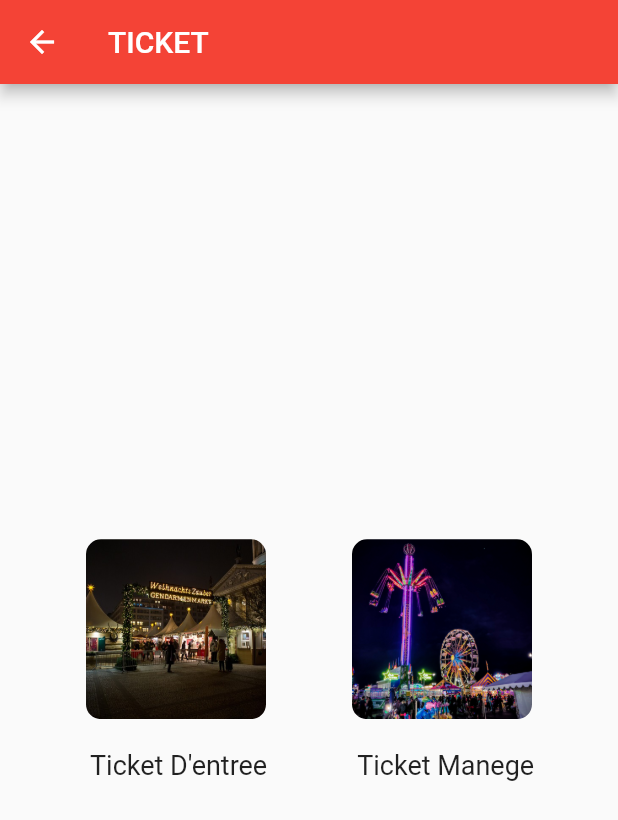
After one commit to Pokemfeze/mdn, a Flutter app: the Choix screen opened directly, on a phone screen of 412 x 824 dp. The commit adds this screen. Shown: the top 820 px of the screen. Run offline on Flutter 3.47's test engine with Material 2 defaults, Android fonts, the phone set to English and light mode, and no system bars; our stand-ins replace cloud_firestore, curved_navigation_bar, firebase_auth, firebase_core, qr_flutter; missing offline and left inert: qr_code_scanner, ticket_widget; accounts and stored records are empty.

Commit message:
grande avance et decouverte dans le project

```diff
--- a/marcheedeNoel/lib/main.dart
+++ b/marcheedeNoel/lib/main.dart
@@ -1,6 +1,8 @@
 import 'package:firebase_core/firebase_core.dart';
 import 'package:flutter/material.dart';
+import 'package:marcheedenoel/screen/choixticket_screen.dart';
 import 'package:marcheedenoel/screen/home_screen.dart';
+import 'package:marcheedenoel/screen/listqrcode.dart';
 import 'package:marcheedenoel/screen/payscreen.dart';
 import 'package:marcheedenoel/screen/qrscanner_screen.dart';
 import 'package:marcheedenoel/screen/signup_screen.dart';
--- /dev/null
+++ b/marcheedeNoel/lib/model/ListDataModel.dart
@@ -0,0 +1,5 @@
+class ListDataModel{
+  final String name,ImageUrl,desc;
+
+  ListDataModel(this.name, this.ImageUrl, this.desc);
+}
--- /dev/null
+++ b/marcheedeNoel/lib/screen/choixsave_screen.dart
@@ -0,0 +1,96 @@
+ import 'package:flutter/material.dart';
+import 'package:marcheedenoel/screen/listqrcode.dart';
+
+class Choix extends StatefulWidget {
+   const Choix({super.key});
+
+   @override
+   State<Choix> createState() => _ChoixState();
+ }
+
+ class _ChoixState extends State<Choix> {
+
+
+   @override
+   Widget build(BuildContext context) {
+     return Scaffold(
+       appBar: AppBar(
+         title: const Text(
+           'TICKET',
+           style: TextStyle(color: Colors.white),
+         ),
+         leading: IconButton(
+           icon: Icon(Icons.arrow_back),
+           onPressed: () {
+             Navigator.pop(context);
+           },
+         ),
+       ),
+       body: Center(
+         child: Column(
+           mainAxisAlignment: MainAxisAlignment.center,
+           children: [
+             Row(
+               mainAxisAlignment: MainAxisAlignment.spaceEvenly,
+               children: [
+                 InkWell(
+                   onTap: () {
+                     Navigator.push(context, MaterialPageRoute(builder: (context) => const ListQRCode( )));
+                   },
+                   child: ClipRRect(
+                     borderRadius: BorderRadius.circular(10), // Spécifiez le rayon souhaité ici
+                     child: Container(
+                       width: 120,
+                       height: 120,
+                       decoration: const BoxDecoration(
+                         image: DecorationImage(
+                           image: AssetImage('assets/images/photo10.jpg'),
+                           fit: BoxFit.cover,
+                         ),
+                       ),
+                     ),
+                   ),
+                 ),
+
+                 InkWell(
+                   onTap: () {
+
+                   },
+                   child: ClipRRect(
+                     borderRadius: BorderRadius.circular(10), // Spécifiez le rayon souhaité ici
+                     child: Container(
+                       width: 120,
+                       height: 120,
+                       decoration: const BoxDecoration(
+                         image: DecorationImage(
+                           image: AssetImage('assets/images/photo3.jpg'),
+                           fit: BoxFit.cover,
+                         ),
+                       ),
+                     ),
+                   ),
+                 ),
+               ],
+             ),
+             SizedBox(height: 20),
+             Row(
+               children: const [
+                 SizedBox(width: 60),
+                 Text(
+                   "Ticket D'entree",
+                   style: TextStyle(fontSize: 18),
+                 ),
+
+                 SizedBox(width: 60),
+                 Text(
+                   'Ticket Manege',
+                   style: TextStyle(fontSize: 18),
+                 ),
+               ],
+             )
+           ],
+         ),
+       ),
+     );
+   }
+ }
--- a/marcheedeNoel/lib/screen/ticket_screen.dart
+++ b/marcheedeNoel/lib/screen/ticket_screen.dart
@@ -5,7 +5,6 @@ import 'package:marcheedenoel/screen/qrcode.dart';
 import 'package:ticket_widget/ticket_widget.dart';
 import 'package:firebase_core/firebase_core.dart';
 import 'package:cloud_firestore/cloud_firestore.dart';
-
 import '../model/ticketmodel.dart';
 import '../services/data.dart';
 import '../services/dbservices.dart';
@@ -156,7 +155,7 @@ class _TicketPageState extends State<TicketPage> {
                           ),
                         ],
                       ),
-                      SizedBox(height: 15),
+                      const SizedBox(height: 10),
                       Row(
                         mainAxisAlignment: MainAxisAlignment.center,
                         children: [
--- /dev/null
+++ b/marcheedeNoel/lib/services/data1.dart
@@ -0,0 +1,5 @@
+
+class GlobalData1 {
+  static int selectedValue1 = 1;
+  static int totalPrice1 = 1500;
+}
--- a/marcheedeNoel/lib/widget/homebottombar.dart
+++ b/marcheedeNoel/lib/widget/homebottombar.dart
@@ -1,6 +1,7 @@
 import 'package:curved_navigation_bar/curved_navigation_bar.dart';
 import 'package:flutter/cupertino.dart';
 import 'package:flutter/material.dart';
+import 'package:marcheedenoel/screen/choixsave_screen.dart';
 import 'package:marcheedenoel/screen/choixticket_screen.dart';
 import 'package:marcheedenoel/screen/home_screen.dart';
 import 'package:marcheedenoel/screen/ticket_screen.dart';
@@ -24,12 +25,14 @@ class _HomeBottomBarState extends State<HomeBottomBar> {
           Navigator.push(context, MaterialPageRoute(builder: (context) => const ChoixTicketPage()));
         } else if (index == 2) {
           Navigator.push(context, MaterialPageRoute(builder: (context) => const Homepage()));
+        }else if (index == 3) {
+          Navigator.push(context, MaterialPageRoute(builder: (context) => const Choix()));
         }
       },
       index: 2,
       items: const [
         Icon(Icons.person_outline, size: 30),
-        Icon(Icons.sticky_note_2_outlined, size: 30),
+        Icon(Icons.add, size: 30),
         Icon(Icons.home, size: 30,color: Colors.red,),
         Icon(Icons.list, size: 30),
         Icon(Icons.location_on_outlined, size: 30),
```
Also changed, not shown: marcheedeNoel/lib/screen/choixticket_screen.dart (+24 -1 lines), marcheedeNoel/lib/screen/listqrcode.dart (added, +74 -0 lines), marcheedeNoel/lib/screen/payscreen.dart (+9 -1 lines), marcheedeNoel/lib/screen/qrcode.dart (+29 -4 lines), marcheedeNoel/lib/screen/ticket_screen1.dart (added, +202 -0 lines).
